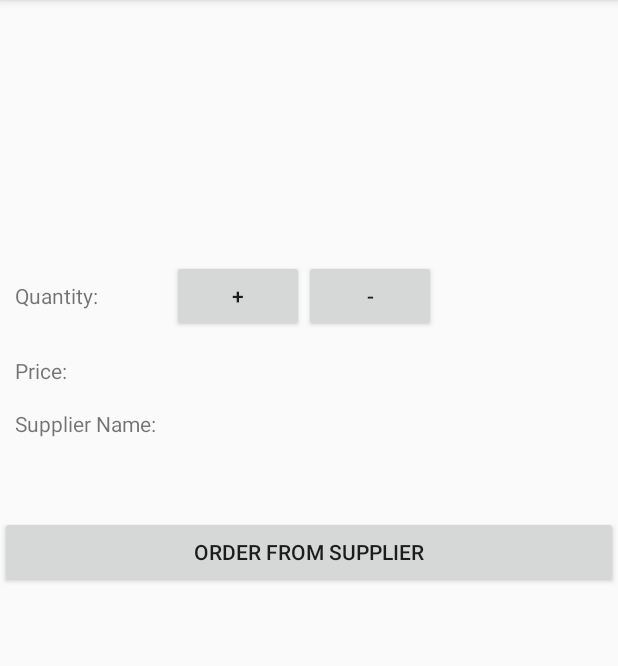
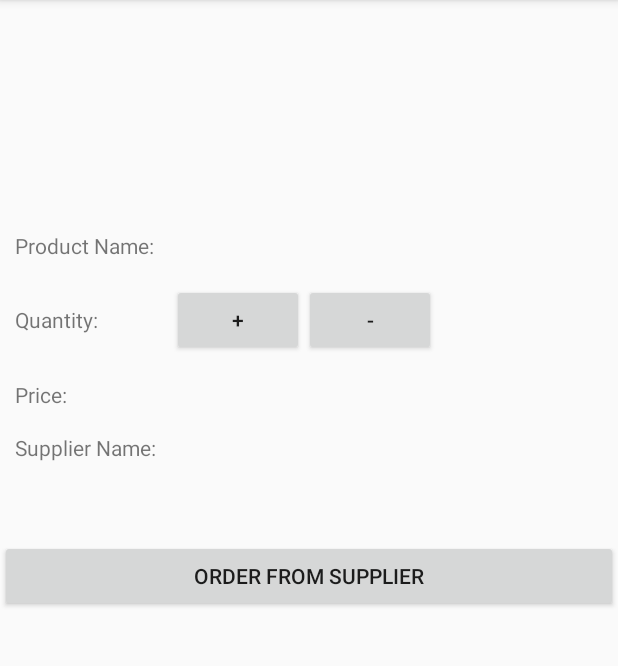
Before and after one commit to Cchance-25/InventoryApp, an Android app: the DetailsActivity screen opened directly, with no data from a screen before it, on a phone screen of 412 x 824 dp, the part 84-750 px from its top. Run offline under Robolectric (Android 15) with nearby library versions, the phone set to English and light mode, and no system bars.

```diff
--- a/app/src/main/java/com/example/chance/inventoryapp/DetailsActivity.java
+++ b/app/src/main/java/com/example/chance/inventoryapp/DetailsActivity.java
@@ -40,11 +40,6 @@ public class DetailsActivity extends AppCompatActivity implements LoaderManager.
     private Cursor mCurrentCursor;
     private int mCurrentQuantity;
     private ImageView image;
-
-
-    public Uri getCurrentUri() {
-        return mCurrentItemUri;
-    }
 
     @Override
     protected void onCreate(Bundle savedInstanceState) {
--- a/app/src/main/java/com/example/chance/inventoryapp/ItemsCursorAdapter.java
+++ b/app/src/main/java/com/example/chance/inventoryapp/ItemsCursorAdapter.java
@@ -24,9 +24,6 @@ import com.example.chance.inventoryapp.Data.InventoryProvider;
 
 public class ItemsCursorAdapter extends CursorAdapter {
 
-
-    // chmod 777 /data /data/data /data/data/com.application.package /data/data/com.application.package/*su
-
     public ItemsCursorAdapter(Context context, Cursor c) {
         super(context, c, false);
     }
@@ -49,14 +46,13 @@ public class ItemsCursorAdapter extends CursorAdapter {
         int quantityColumnIndex = cursor.getColumnIndex(InventoryEntry.COLUMN_ITEM_QUANTITY);
 
 
-        final String itemName = cursor.getString(nameColumnIndex);
+        String itemName = cursor.getString(nameColumnIndex);
         double itemPrice = cursor.getDouble(priceColumnIndex);
         int itemQuantity = cursor.getInt(quantityColumnIndex);
 
         Button btn = (Button) view.findViewById(R.id.sell_button);
         final int currentId = cursor.getInt(cursor.getColumnIndex(InventoryEntry._ID));
         final Uri currentUriId = Uri.withAppendedPath(InventoryEntry.CONTENT_URI, String.valueOf(currentId)); // Current URI
-        final Uri currentUri = Uri.withAppendedPath(InventoryEntry.CONTENT_URI, String.valueOf(currentId)); // Current URI
         nameTextView.setText(itemName);
         priceTextView.setText(String.valueOf(itemPrice) + "$");
         quantityTextView.setText(String.valueOf(itemQuantity));
@@ -83,7 +79,6 @@ public class ItemsCursorAdapter extends CursorAdapter {
                 } else {
                     Log.e("UNKOWN ERROR: ", "THIS ERROR IS WEIRD AND UNKOWN!");
                 }
-
             }
         });
     }
--- a/app/src/main/res/layout/activity_details.xml
+++ b/app/src/main/res/layout/activity_details.xml
@@ -25,11 +25,24 @@
         android:orientation="vertical">
 
 
-        <TextView
-            android:id="@+id/product_name"
+        <LinearLayout
             android:layout_width="wrap_content"
             android:layout_height="wrap_content"
-            tools:text="Product name" />
+            android:layout_marginTop="16dp"
+            android:orientation="horizontal">
+
+            <TextView
+                android:layout_width="wrap_content"
+                android:layout_height="wrap_content"
+                android:layout_marginEnd="16dp"
+                android:text="Product Name: " />
+
+            <TextView
+                android:id="@+id/product_name"
+                android:layout_width="wrap_content"
+                android:layout_height="wrap_content"
+                tools:text="Product name" />
+        </LinearLayout>
 
         <LinearLayout
             android:layout_width="wrap_content"
```
